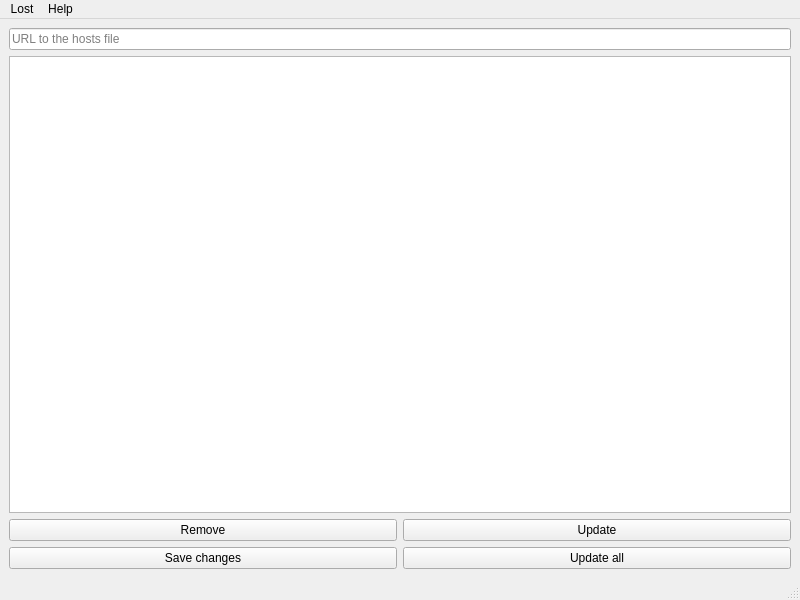
Before: the Qt Designer form form.ui in Butterroach/lost, drawn with Qt 5.
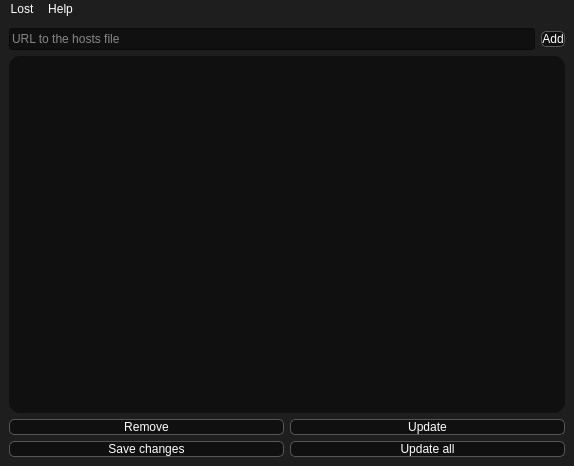
After: the same form once the commit is applied. Icons and pictures are not drawn.

Commit message: v1.3.0 - dangerous hosts warning, new about dialog, new ui, user agent, better error handling, changed shortcut for exit, made exit shortcut not exit without checking unsaved changes

```diff
--- a/form.ui
+++ b/form.ui
@@ -6,8 +6,8 @@
    <rect>
     <x>0</x>
     <y>0</y>
-    <width>800</width>
-    <height>600</height>
+    <width>574</width>
+    <height>466</height>
    </rect>
   </property>
   <property name="windowTitle">
@@ -16,12 +16,21 @@
   <property name="whatsThis">
    <string>&lt;html&gt;&lt;head/&gt;&lt;body&gt;&lt;p&gt;&lt;span style=&quot; font-weight:700;&quot;&gt;Lost&lt;/span&gt; is a hosts file manager for Linux.&lt;/p&gt;&lt;/body&gt;&lt;/html&gt;</string>
   </property>
+  <property name="styleSheet">
+   <string notr="true">QMainWindow {background-color: rgb(30, 30, 30); }</string>
+  </property>
   <widget class="QWidget" name="centralwidget">
+   <property name="styleSheet">
+    <string notr="true">QPushButton { background-color: #101010; border-style: solid; border-color: #575757; border-width: 1px; border-radius: 5px; color: white; }</string>
+   </property>
    <layout class="QGridLayout" name="gridLayout">
-    <item row="4" column="0">
+    <item row="5" column="0">
      <layout class="QHBoxLayout" name="lostSpecificActions">
       <item>
        <widget class="QPushButton" name="removeButton">
+        <property name="styleSheet">
+         <string notr="true"/>
+        </property>
         <property name="text">
          <string>Remove</string>
         </property>
@@ -36,26 +45,23 @@
       </item>
      </layout>
     </item>
-    <item row="0" column="0">
-     <widget class="QLineEdit" name="lineEdit">
-      <property name="sizePolicy">
-       <sizepolicy hsizetype="Expanding" vsizetype="Fixed">
-        <horstretch>0</horstretch>
-        <verstretch>0</verstretch>
-       </sizepolicy>
-      </property>
-      <property name="placeholderText">
-       <string>URL to the hosts file</string>
-      </property>
-      <property name="clearButtonEnabled">
+    <item row="2" column="0">
+     <widget class="QListView" name="listView">
+      <property name="autoFillBackground">
        <bool>false</bool>
       </property>
+      <property name="styleSheet">
+       <string notr="true">QListView { background-color: #101010; border-color: #373737; border-width: 1px; border-radius: 11px;}
+QListView::item { color: white; border-bottom: 1px solid white}
+QListView::item:selected { background-color: rgb(130, 255, 130); color: black;}
+</string>
+      </property>
+      <property name="editTriggers">
+       <set>QAbstractItemView::NoEditTriggers</set>
+      </property>
      </widget>
     </item>
-    <item row="1" column="0">
-     <widget class="QListView" name="listView"/>
-    </item>
-    <item row="5" column="0">
+    <item row="6" column="0">
      <layout class="QHBoxLayout" name="lostWideActions">
       <item>
        <widget class="QPushButton" name="saveButton">
@@ -73,6 +79,40 @@
       </item>
      </layout>
     </item>
+    <item row="0" column="0">
+     <layout class="QHBoxLayout" name="hostInput">
+      <item>
+       <widget class="QLineEdit" name="lineEdit">
+        <property name="sizePolicy">
+         <sizepolicy hsizetype="Expanding" vsizetype="Fixed">
+          <horstretch>0</horstretch>
+          <verstretch>0</verstretch>
+         </sizepolicy>
+        </property>
+        <property name="styleSheet">
+         <string notr="true">QLineEdit {background-color: #101010; color: white; }
+QLineEdit::placeholderText { color: #898989; }</string>
+        </property>
+        <property name="inputMethodHints">
+         <set>Qt::ImhUrlCharactersOnly</set>
+        </property>
+        <property name="placeholderText">
+         <string>URL to the hosts file</string>
+        </property>
+        <property name="clearButtonEnabled">
+         <bool>false</bool>
+        </property>
+       </widget>
+      </item>
+      <item>
+       <widget class="QPushButton" name="addButton">
+        <property name="text">
+         <string>Add</string>
+        </property>
+       </widget>
+      </item>
+     </layout>
+    </item>
    </layout>
   </widget>
   <widget class="QMenuBar" name="menubar">
@@ -80,10 +120,15 @@
     <rect>
      <x>0</x>
      <y>0</y>
-     <width>800</width>
+     <width>574</width>
      <height>19</height>
     </rect>
    </property>
+   <property name="styleSheet">
+    <string notr="true">QMenuBar { background-color: #1e1e1e; }
+QMenuBar::item { color: #ffffff; }
+QMenu, QAction, QMenu::item { background-color: #1a1a1a; color: white; }</string>
+   </property>
    <widget class="QMenu" name="menuLost">
     <property name="title">
      <string>Lost</string>
@@ -99,7 +144,6 @@
    <addaction name="menuLost"/>
    <addaction name="menuHelp"/>
   </widget>
-  <widget class="QStatusBar" name="statusbar"/>
   <action name="actionExit">
    <property name="text">
     <string>Exit</string>
```
Left out of the diff: 9 changed lines with no effect on the pictures. The commit also changes 5 other files.
